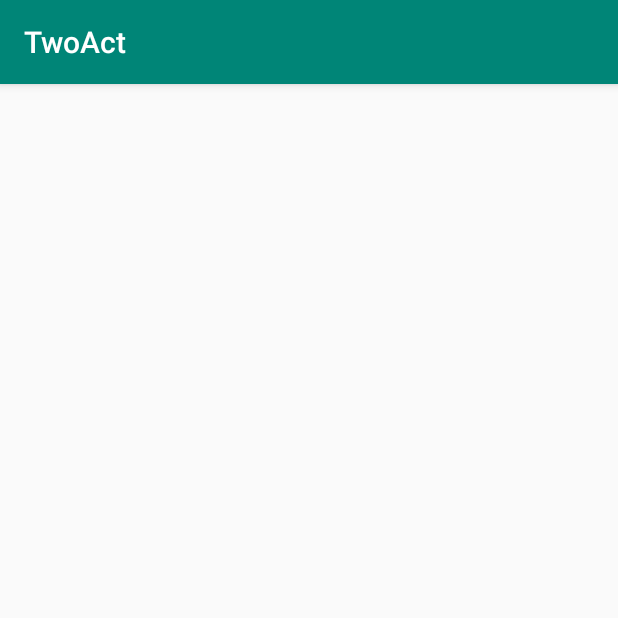
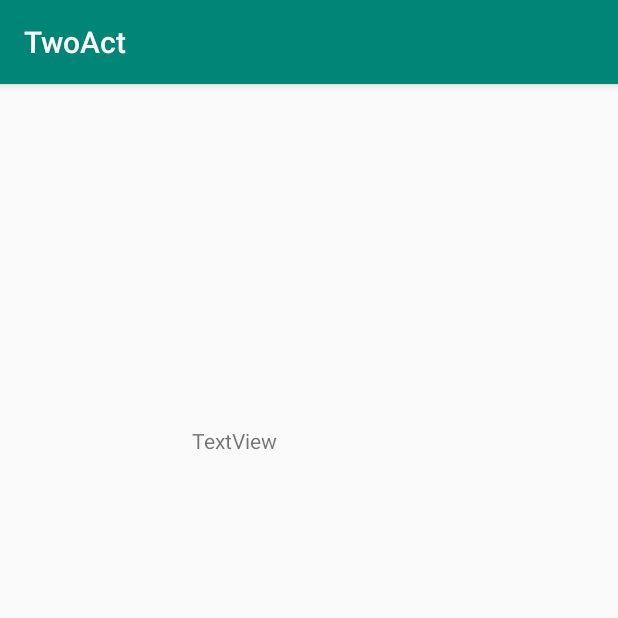
Before and after one commit to vaishali-ag/TwoAct, an Android app: the act2 screen opened directly, with no data from a screen before it, on a phone screen of 412 x 824 dp, the top half of it. Run offline under Robolectric (Android 15) with nearby library versions, the phone set to English and light mode, and no system bars.

Commit message:
add text view to 2 activity

```diff
--- a/app/src/main/res/layout/activity_act2.xml
+++ b/app/src/main/res/layout/activity_act2.xml
@@ -6,4 +6,13 @@
     android:layout_height="match_parent"
     tools:context=".act2">
 
+    <TextView
+        android:id="@+id/textView"
+        android:layout_width="154dp"
+        android:layout_height="125dp"
+        android:layout_marginStart="128dp"
+        android:layout_marginTop="228dp"
+        android:text="TextView"
+        app:layout_constraintStart_toStartOf="parent"
+        app:layout_constraintTop_toTopOf="parent" />
 </android.support.constraint.ConstraintLayout>
```
